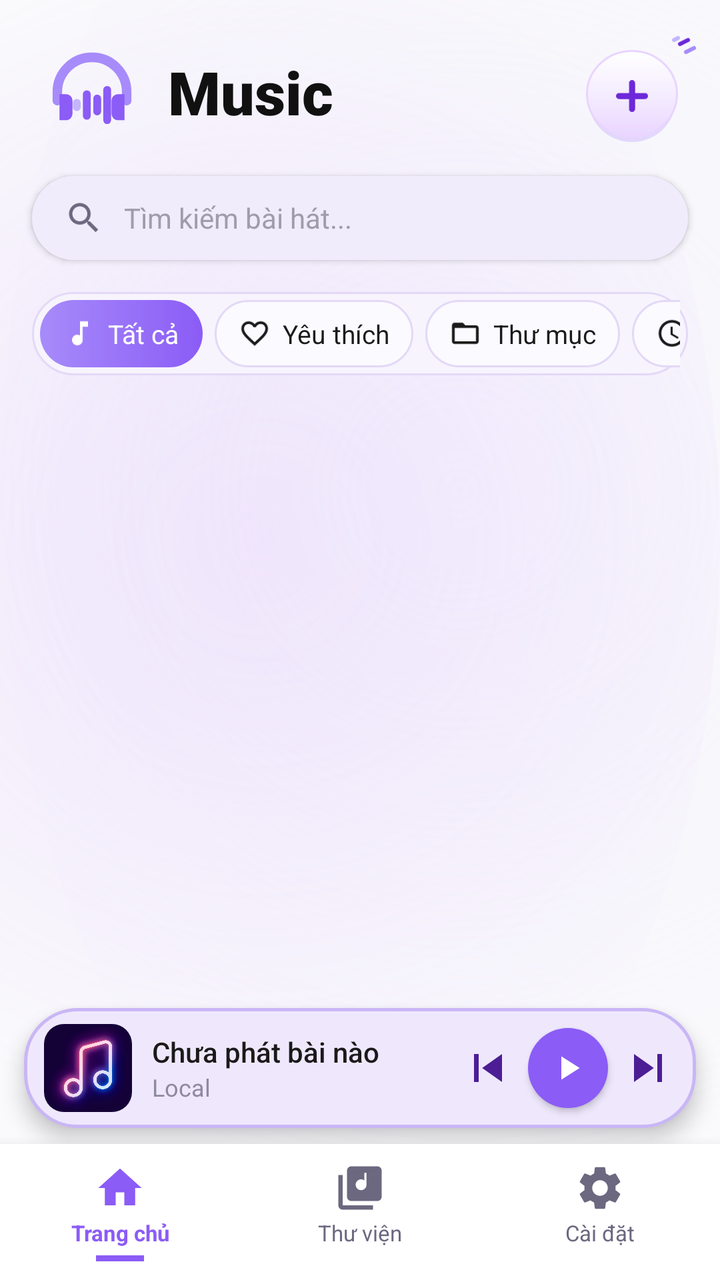
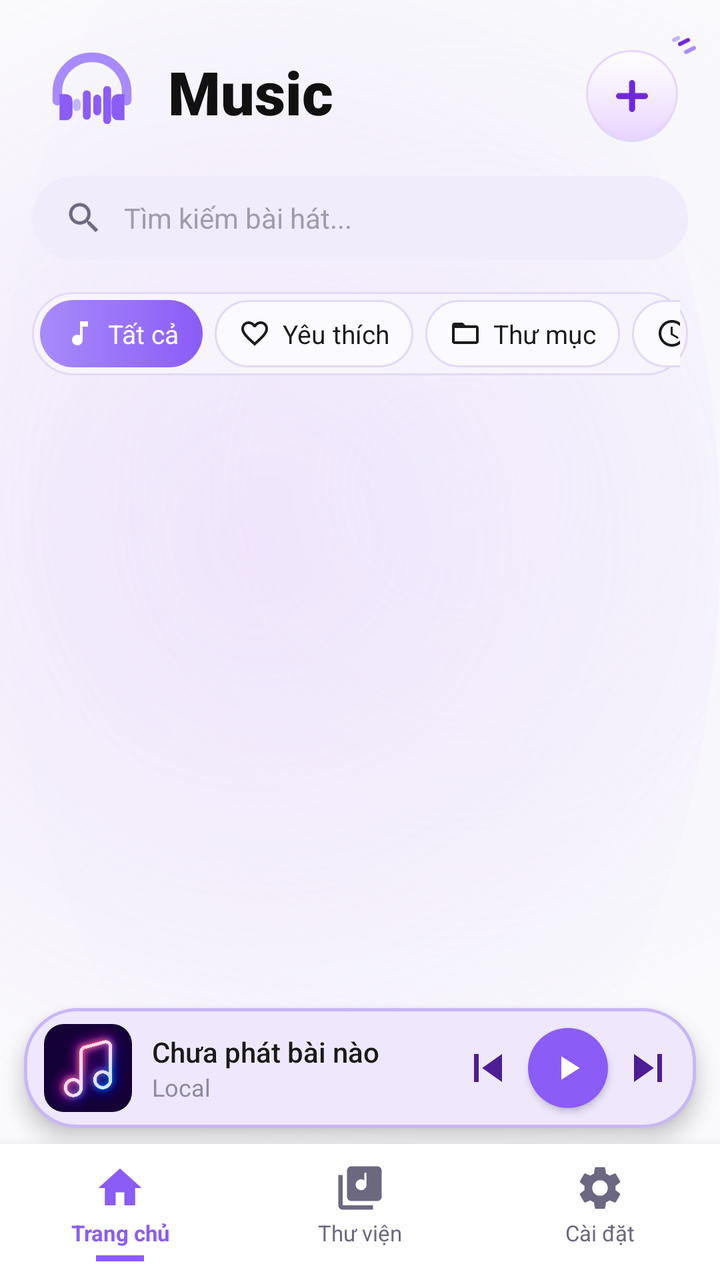

An Android layout rendered at two revisions. The XML below is the earlier revision; the diff shows what the commit changed to produce the second picture.
<!-- AndroidManifest.xml: application theme Theme.LocalMusic -->
<!-- res/layout/activity_main.xml -->
<?xml version="1.0" encoding="utf-8"?>
<androidx.constraintlayout.widget.ConstraintLayout xmlns:android="http://schemas.android.com/apk/res/android"
    xmlns:app="http://schemas.android.com/apk/res-auto"
    android:layout_width="match_parent"
    android:layout_height="match_parent"
    android:background="@drawable/bg_gradient_header">

    
    <LinearLayout
        android:id="@+id/headerLayout"
        android:layout_width="match_parent"
        android:layout_height="wrap_content"
        android:clipChildren="false"
        android:clipToPadding="false"
        android:gravity="center_vertical"
        android:orientation="horizontal"
        android:paddingHorizontal="20dp"
        android:paddingTop="20dp"
        android:paddingBottom="12dp"
        app:layout_constraintTop_toTopOf="parent">

        <ImageView
            android:layout_width="52dp"
            android:layout_height="52dp"
            android:src="@drawable/ic_logo_vector" />

        <TextView
            android:layout_width="0dp"
            android:layout_height="wrap_content"
            android:layout_marginStart="12dp"
            android:layout_weight="1"
            android:fontFamily="sans-serif-black"
            android:text="Music"
            android:textColor="#111111"
            android:textSize="30sp" />

        <androidx.constraintlayout.widget.ConstraintLayout
            android:layout_width="52dp"
            android:layout_height="52dp"
            android:clipChildren="false"
            android:clipToPadding="false">

            <ImageButton
                android:id="@+id/btnAdd"
                android:layout_width="48dp"
                android:layout_height="48dp"
                android:background="@drawable/bg_btn_add"
                android:src="@drawable/ic_add_purple"
                app:tint="@null"
                app:layout_constraintBottom_toBottomOf="parent"
                app:layout_constraintEnd_toEndOf="parent" />

            <ImageView
                android:layout_width="24dp"
                android:layout_height="24dp"
                android:src="@drawable/ic_sparkles"
                android:translationX="8dp"
                android:translationY="-6dp"
                app:layout_constraintEnd_toEndOf="@id/btnAdd"
                app:layout_constraintTop_toTopOf="@id/btnAdd" />
        </androidx.constraintlayout.widget.ConstraintLayout>
    </LinearLayout>

    
    <LinearLayout
        android:id="@+id/searchBar"
        android:layout_width="match_parent"
        android:layout_height="42dp"
        android:layout_marginHorizontal="16dp"
        android:layout_marginTop="4dp"
        android:background="@drawable/bg_search"
        android:elevation="2dp"
        android:gravity="center_vertical"
        android:orientation="horizontal"
        android:paddingHorizontal="16dp"
        app:layout_constraintTop_toBottomOf="@id/headerLayout">

        <ImageView
            android:layout_width="20dp"
            android:layout_height="20dp"
            android:src="@drawable/ic_search"
            app:tint="#6B6880" />

        <EditText
            android:id="@+id/etSearch"
            android:layout_width="match_parent"
            android:layout_height="match_parent"
            android:layout_marginStart="10dp"
            android:background="@null"
            android:hint="Tìm kiếm bài hát..."
            android:imeOptions="actionSearch"
            android:inputType="text"
            android:maxLines="1"
            android:textColor="@color/text_black"
            android:textColorHint="#A09CAB"
            android:textSize="14sp" />
    </LinearLayout>

    
    <HorizontalScrollView
        android:id="@+id/categoriesLayout"
        android:layout_width="match_parent"
        android:layout_height="wrap_content"
        android:layout_marginHorizontal="16dp"
        android:layout_marginTop="16dp"
        android:background="@drawable/bg_category_bar"
        android:fillViewport="true"
        android:padding="4dp"
        android:scrollbars="none"
        app:layout_constraintTop_toBottomOf="@id/searchBar">

        <LinearLayout
            android:layout_width="match_parent"
            android:layout_height="wrap_content"
            android:gravity="center_vertical"
            android:orientation="horizontal">

            <TextView
                android:id="@+id/chipAll"
                android:layout_width="wrap_content"
                android:layout_height="wrap_content"
                android:background="@drawable/bg_category_active"
                android:drawableStart="@drawable/ic_chip_music"
                android:drawablePadding="6dp"
                android:gravity="center_vertical"
                android:paddingHorizontal="12dp"
                android:paddingVertical="8dp"
                android:text="Tất cả"
                android:textColor="@color/white"
                android:textSize="13sp"
                app:drawableTint="@color/white" />

            <TextView
                android:id="@+id/chipFav"
                android:layout_width="wrap_content"
                android:layout_height="wrap_content"
                android:layout_marginStart="6dp"
                android:background="@drawable/bg_category_inactive"
                android:drawableStart="@drawable/ic_chip_heart"
                android:drawablePadding="6dp"
                android:gravity="center_vertical"
                android:paddingHorizontal="12dp"
                android:paddingVertical="8dp"
                android:text="Yêu thích"
                android:textColor="@color/text_black"
                android:textSize="13sp"
                app:drawableTint="@color/text_black" />

            <TextView
                android:id="@+id/chipFolder"
                android:layout_width="wrap_content"
                android:layout_height="wrap_content"
                android:layout_marginStart="6dp"
                android:background="@drawable/bg_category_inactive"
                android:drawableStart="@drawable/ic_chip_folder"
                android:drawablePadding="6dp"
                android:gravity="center_vertical"
                android:paddingHorizontal="12dp"
                android:paddingVertical="8dp"
                android:text="Thư mục"
                android:textColor="@color/text_black"
                android:textSize="13sp"
                app:drawableTint="@color/text_black" />

            <TextView
                android:id="@+id/chipRecent"
                android:layout_width="wrap_content"
                android:layout_height="wrap_content"
                android:layout_marginStart="6dp"
                android:background="@drawable/bg_category_inactive"
                android:drawableStart="@drawable/ic_chip_clock"
                android:drawablePadding="6dp"
                android:gravity="center_vertical"
                android:paddingHorizontal="12dp"
                android:paddingVertical="8dp"
                android:text="Gần đây"
                android:textColor="@color/text_black"
                android:textSize="13sp"
                app:drawableTint="@color/text_black" />
        </LinearLayout>
    </HorizontalScrollView>

    
    <androidx.recyclerview.widget.RecyclerView
        android:id="@+id/recyclerView"
        android:layout_width="match_parent"
        android:layout_height="0dp"
        android:layout_marginTop="8dp"
        android:clipToPadding="false"
        android:paddingBottom="8dp"
        app:layout_constraintBottom_toTopOf="@+id/miniPlayer"
        app:layout_constraintTop_toBottomOf="@id/categoriesLayout" />

    
    <LinearLayout
        android:id="@+id/miniPlayer"
        android:layout_width="match_parent"
        android:layout_height="60dp"
        android:layout_marginHorizontal="12dp"
        android:layout_marginBottom="8dp"
        android:background="@drawable/bg_mini_player"
        android:elevation="6dp"
        android:gravity="center_vertical"
        android:orientation="horizontal"
        android:paddingHorizontal="10dp"
        app:layout_constraintBottom_toTopOf="@+id/bottomNav">

        <androidx.cardview.widget.CardView
            android:layout_width="44dp"
            android:layout_height="44dp"
            app:cardCornerRadius="10dp"
            app:cardElevation="0dp"
            app:cardBackgroundColor="@color/bg_light">

            <ImageView
                android:id="@+id/ivMiniCover"
                android:layout_width="match_parent"
                android:layout_height="match_parent"
                android:scaleType="centerCrop"
                android:src="@drawable/bg_cover_default" />
        </androidx.cardview.widget.CardView>

        <LinearLayout
            android:layout_width="0dp"
            android:layout_height="wrap_content"
            android:layout_marginStart="10dp"
            android:layout_weight="1"
            android:orientation="vertical">

            <TextView
                android:id="@+id/tvNowPlaying"
                android:layout_width="match_parent"
                android:layout_height="wrap_content"
                android:ellipsize="end"
                android:fontFamily="sans-serif-medium"
                android:maxLines="1"
                android:text="Chưa phát bài nào"
                android:textColor="@color/text_black"
                android:textSize="14sp" />

            <TextView
                android:id="@+id/tvMiniArtist"
                android:layout_width="match_parent"
                android:layout_height="wrap_content"
                android:ellipsize="end"
                android:fontFamily="sans-serif"
                android:maxLines="1"
                android:text="Local"
                android:textColor="#8E8AA0"
                android:textSize="12sp" />
        </LinearLayout>

        <ImageView
            android:id="@+id/btnPrev"
            android:layout_width="28dp"
            android:layout_height="28dp"
            android:background="?attr/selectableItemBackgroundBorderless"
            android:src="@drawable/ic_prev"
            app:tint="#4C1D95" />

        <ImageView
            android:id="@+id/btnPlayPause"
            android:layout_width="40dp"
            android:layout_height="40dp"
            android:layout_marginHorizontal="6dp"
            android:background="@drawable/bg_button_purple"
            android:elevation="2dp"
            android:padding="10dp"
            android:src="@drawable/ic_play"
            app:tint="@color/white" />

        <ImageView
            android:id="@+id/btnNext"
            android:layout_width="28dp"
            android:layout_height="28dp"
            android:background="?attr/selectableItemBackgroundBorderless"
            android:src="@drawable/ic_next"
            app:tint="#4C1D95" />
    </LinearLayout>

    
    <LinearLayout
        android:id="@+id/bottomNav"
        android:layout_width="match_parent"
        android:layout_height="68dp"
        android:background="@color/white"
        android:elevation="10dp"
        android:gravity="center"
        android:orientation="horizontal"
        app:layout_constraintBottom_toBottomOf="parent">

        <LinearLayout
            android:layout_width="0dp"
            android:layout_height="wrap_content"
            android:layout_weight="1"
            android:gravity="center_horizontal"
            android:orientation="vertical">

            <TextView
                android:layout_width="wrap_content"
                android:layout_height="wrap_content"
                android:drawableTop="@drawable/ic_nav_home"
                android:drawablePadding="2dp"
                android:gravity="center"
                android:text="Trang chủ"
                android:textColor="@color/purple_primary"
                android:textSize="11sp"
                android:textStyle="bold"
                app:drawableTint="@color/purple_primary" />

            <View
                android:layout_width="24dp"
                android:layout_height="3dp"
                android:layout_marginTop="4dp"
                android:background="@color/purple_primary" />
        </LinearLayout>

        <LinearLayout
            android:layout_width="0dp"
            android:layout_height="wrap_content"
            android:layout_weight="1"
            android:gravity="center_horizontal"
            android:orientation="vertical">

            <TextView
                android:layout_width="wrap_content"
                android:layout_height="wrap_content"
                android:drawableTop="@drawable/ic_nav_library"
                android:drawablePadding="2dp"
                android:gravity="center"
                android:text="Thư viện"
                android:textColor="#6B6880"
                android:textSize="11sp"
                app:drawableTint="#6B6880" />

            <View
                android:layout_width="24dp"
                android:layout_height="3dp"
                android:layout_marginTop="4dp"
                android:visibility="invisible" />
        </LinearLayout>

        <LinearLayout
            android:layout_width="0dp"
            android:layout_height="wrap_content"
            android:layout_weight="1"
            android:gravity="center_horizontal"
            android:orientation="vertical">

            <TextView
                android:layout_width="wrap_content"
                android:layout_height="wrap_content"
                android:drawableTop="@drawable/ic_nav_settings"
                android:drawablePadding="2dp"
                android:gravity="center"
                android:text="Cài đặt"
                android:textColor="#6B6880"
                android:textSize="11sp"
                app:drawableTint="#6B6880" />

            <View
                android:layout_width="24dp"
                android:layout_height="3dp"
                android:layout_marginTop="4dp"
                android:visibility="invisible" />
        </LinearLayout>
    </LinearLayout>

</androidx.constraintlayout.widget.ConstraintLayout>
<!-- resources referenced by this layout -->
<resources>
  <color name="bg_light">#F8F8FC</color>
  <color name="purple_primary">#8B5CF6</color>
  <color name="text_black">#1A1A1A</color>
  <color name="white">#FFFFFF</color>
  <!-- drawable bg_button_purple (drawable) -->
  <shape xmlns:android="http://schemas.android.com/apk/res/android" android:shape="oval">
      <solid android:color="@color/purple_primary" />
  </shape>
  <!-- drawable bg_category_active (drawable) -->
  <shape xmlns:android="http://schemas.android.com/apk/res/android">
      <gradient android:angle="0" android:startColor="#A78BFA" android:endColor="#8B5CF6" />
      <corners android:radius="20dp" />
  </shape>
  <!-- drawable bg_category_bar (drawable) -->
  <shape xmlns:android="http://schemas.android.com/apk/res/android">
      <solid android:color="#F7F4FD" />
      <corners android:radius="26dp" />
      <stroke android:width="1dp" android:color="#E3D9F7" />
  </shape>
  <!-- drawable bg_category_inactive (drawable) -->
  <shape xmlns:android="http://schemas.android.com/apk/res/android">
      <solid android:color="#FBFAFE" />
      <corners android:radius="20dp" />
      <stroke android:width="1dp" android:color="#E3D9F7" />
  </shape>
  <!-- drawable bg_mini_player (drawable) -->
  <shape xmlns:android="http://schemas.android.com/apk/res/android">
      <solid android:color="#EFE8FD" />
      <corners android:radius="26dp" />
      <stroke android:width="1.5dp" android:color="#C9B6F5" />
  </shape>
  <!-- drawable bg_search (drawable) -->
  <shape xmlns:android="http://schemas.android.com/apk/res/android">
      <solid android:color="#F1ECFB" />
      <corners android:radius="30dp" />
  </shape>
  <!-- drawable ic_chip_music (drawable) -->
  <vector xmlns:android="http://schemas.android.com/apk/res/android"
      android:width="16dp" android:height="16dp"
      android:viewportWidth="24" android:viewportHeight="24">
      <path android:fillColor="#FF000000" android:pathData="M12,3v10.55c-0.59,-0.34 -1.27,-0.55 -2,-0.55 -2.21,0 -4,1.79 -4,4s1.79,4 4,4 4,-1.79 4,-4V7h4V3h-6z" />
  </vector>
  <!-- drawable ic_nav_home (drawable) -->
  <vector xmlns:android="http://schemas.android.com/apk/res/android"
      android:width="26dp" android:height="26dp"
      android:viewportWidth="24" android:viewportHeight="24">
      <path android:fillColor="#FF000000" android:pathData="M10,20v-6h4v6h5v-8h3L12,3 2,12h3v8z" />
  </vector>
  <!-- drawable ic_next (drawable) -->
  <vector xmlns:android="http://schemas.android.com/apk/res/android"
      android:width="24dp" android:height="24dp"
      android:viewportWidth="24" android:viewportHeight="24">
    <path android:fillColor="@android:color/black" android:pathData="M6,18l8.5,-6L6,6v12zM16,6v12h2V6h-2z"/>
  </vector>
  <!-- drawable ic_play (drawable) -->
  <vector xmlns:android="http://schemas.android.com/apk/res/android"
      android:width="24dp" android:height="24dp"
      android:viewportWidth="24" android:viewportHeight="24">
    <path android:fillColor="@android:color/white" android:pathData="M8,5v14l11,-7z"/>
  </vector>
  <!-- drawable ic_prev (drawable) -->
  <vector xmlns:android="http://schemas.android.com/apk/res/android"
      android:width="24dp" android:height="24dp"
      android:viewportWidth="24" android:viewportHeight="24">
    <path android:fillColor="@android:color/black" android:pathData="M6,6h2v12H6zM9.5,12l8.5,6V6z"/>
  </vector>
  <style name="Theme.LocalMusic" parent="Theme.Material3.Light.NoActionBar">
          <item name="android:statusBarColor">@color/white</item>
          <item name="android:windowLightStatusBar">true</item> 
          <item name="android:windowSplashScreenBackground">#000000</item>
          <item name="android:windowSplashScreenAnimatedIcon">@drawable/logo</item>
      </style>
  <!-- unchanged entries left out for length: 13 -->
</resources>

<!-- the commit's change to res/layout/activity_main.xml (unified diff, before → after) -->
@@ -69,7 +69,6 @@
         android:layout_marginHorizontal="16dp"
         android:layout_marginTop="4dp"
         android:background="@drawable/bg_search"
-        android:elevation="2dp"
         android:gravity="center_vertical"
         android:orientation="horizontal"
         android:paddingHorizontal="16dp"
